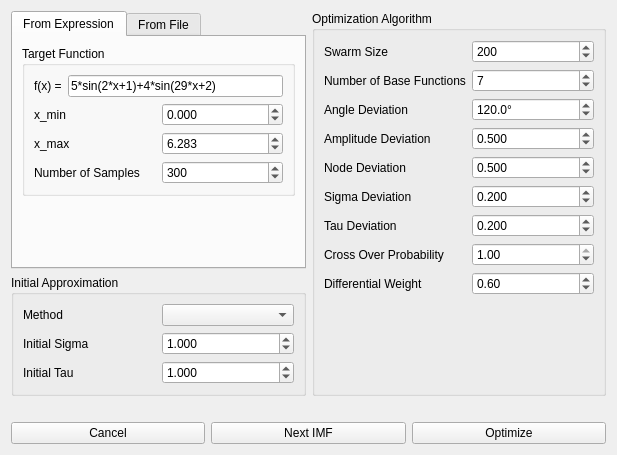
The window that gui_main_window.ui (ralphtandetzky/decompose_imf) describes before a commit, drawn with Qt 5.
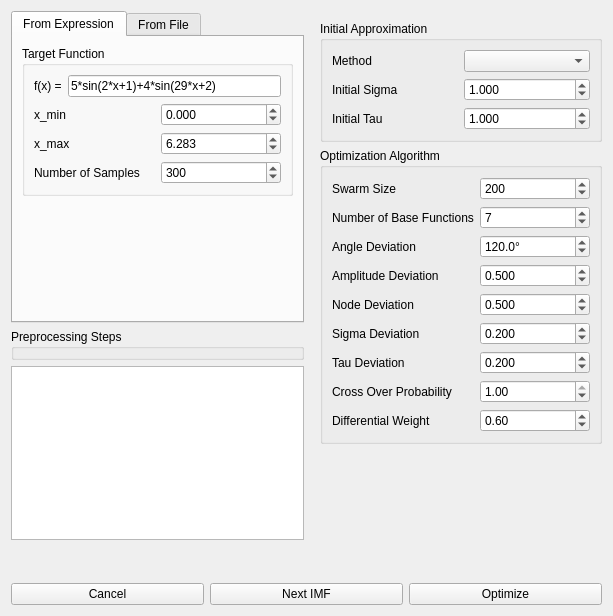
The same window after the commit. The open tabs and pages were chosen to show the change. Icons and pictures are not drawn.

Commit message: Added new windows for preprocessing steps to the gui window.

The edit to the form file:
```diff
--- a/gui_main_window.ui
+++ b/gui_main_window.ui
@@ -6,8 +6,8 @@
    <rect>
     <x>0</x>
     <y>0</y>
-    <width>617</width>
-    <height>455</height>
+    <width>613</width>
+    <height>616</height>
    </rect>
   </property>
   <property name="windowTitle">
@@ -18,6 +18,9 @@
     <layout class="QHBoxLayout" name="horizontalLayout_3">
      <item>
       <layout class="QVBoxLayout" name="verticalLayout_2">
+       <property name="bottomMargin">
+        <number>10</number>
+       </property>
        <item>
         <widget class="QTabWidget" name="samplesTabWidget">
          <property name="currentIndex">
@@ -231,6 +234,31 @@
         </widget>
        </item>
        <item>
+        <widget class="QGroupBox" name="groupBox_4">
+         <property name="title">
+          <string>Preprocessing Steps</string>
+         </property>
+         <zorder>verticalLayoutWidget</zorder>
+        </widget>
+       </item>
+       <item>
+        <widget class="QPlainTextEdit" name="preprocessingTextEdit">
+         <property name="tabChangesFocus">
+          <bool>true</bool>
+         </property>
+        </widget>
+       </item>
+      </layout>
+     </item>
+     <item>
+      <layout class="QVBoxLayout" name="verticalLayout_5">
+       <property name="leftMargin">
+        <number>10</number>
+       </property>
+       <property name="topMargin">
+        <number>10</number>
+       </property>
+       <item>
         <widget class="QGroupBox" name="groupBox_3">
          <property name="title">
           <string>Initial Approximation</string>
@@ -295,26 +323,8 @@
             </property>
            </widget>
           </item>
-          <item row="3" column="0">
-           <spacer name="verticalSpacer_3">
-            <property name="orientation">
-             <enum>Qt::Vertical</enum>
-            </property>
-            <property name="sizeType">
-             <enum>QSizePolicy::Expanding</enum>
-            </property>
-            <property name="sizeHint" stdset="0">
-             <size>
-              <width>20</width>
-              <height>0</height>
-             </size>
-            </property>
-           </spacer>
-          </item>
          </layout>
         </widget>
-       </item>
-      </layout>
      </item>
      <item>
       <widget class="QGroupBox" name="groupBox_2">
@@ -322,7 +332,7 @@
         <string>Optimization Algorithm</string>
        </property>
        <layout class="QGridLayout" name="gridLayout_3" columnstretch="1,1">
-        <item row="0" column="0">
+          <item row="1" column="0">
          <widget class="QLabel" name="label_2">
           <property name="text">
            <string>Swarm Size</string>
@@ -332,7 +342,7 @@
           </property>
          </widget>
         </item>
-        <item row="0" column="1">
+          <item row="1" column="1">
          <widget class="QSpinBox" name="swarmSizeSpinBox">
           <property name="minimum">
            <number>4</number>
@@ -345,7 +355,7 @@
           </property>
          </widget>
         </item>
-        <item row="2" column="0">
+          <item row="3" column="0">
          <widget class="QLabel" name="label_8">
           <property name="text">
            <string>Angle Deviation</string>
@@ -355,7 +365,7 @@
           </property>
          </widget>
         </item>
-        <item row="6" column="1">
+          <item row="7" column="1">
          <widget class="QDoubleSpinBox" name="tauDevSpinBox">
           <property name="decimals">
            <number>3</number>
@@ -368,7 +378,7 @@
           </property>
          </widget>
         </item>
-        <item row="5" column="1">
+          <item row="6" column="1">
          <widget class="QDoubleSpinBox" name="sigmaDevSpinBox">
           <property name="decimals">
            <number>3</number>
@@ -381,14 +391,14 @@
           </property>
          </widget>
         </item>
-        <item row="1" column="0">
+          <item row="2" column="0">
          <widget class="QLabel" name="label_16">
           <property name="text">
            <string>Number of Base Functions</string>
           </property>
          </widget>
         </item>
-        <item row="1" column="1">
+          <item row="2" column="1">
          <widget class="QSpinBox" name="nBaseFuncsSpinBox">
           <property name="maximum">
            <number>1000</number>
@@ -398,7 +408,14 @@
           </property>
          </widget>
         </item>
-        <item row="2" column="1">
+          <item row="7" column="0">
+           <widget class="QLabel" name="label_15">
+            <property name="text">
+             <string>Tau Deviation</string>
+            </property>
+           </widget>
+          </item>
+          <item row="3" column="1">
          <widget class="QDoubleSpinBox" name="angleDevSpinBox">
           <property name="suffix">
            <string>°</string>
@@ -417,7 +434,7 @@
           </property>
          </widget>
         </item>
-        <item row="3" column="0">
+          <item row="4" column="0">
          <widget class="QLabel" name="label_9">
           <property name="text">
            <string>Amplitude Deviation</string>
@@ -427,14 +444,20 @@
           </property>
          </widget>
         </item>
-        <item row="6" column="0">
-         <widget class="QLabel" name="label_15">
-          <property name="text">
-           <string>Tau Deviation</string>
+          <item row="8" column="1">
+           <widget class="QDoubleSpinBox" name="coSpinBox">
+            <property name="maximum">
+             <double>1.000000000000000</double>
+            </property>
+            <property name="singleStep">
+             <double>0.010000000000000</double>
+            </property>
+            <property name="value">
+             <double>1.000000000000000</double>
           </property>
          </widget>
         </item>
-        <item row="7" column="0">
+          <item row="8" column="0">
          <widget class="QLabel" name="label_3">
           <property name="text">
            <string>Cross Over Probability</string>
@@ -444,7 +467,7 @@
           </property>
          </widget>
         </item>
-        <item row="3" column="1">
+          <item row="4" column="1">
          <widget class="QDoubleSpinBox" name="amplDevSpinBox">
           <property name="decimals">
            <number>3</number>
@@ -460,20 +483,7 @@
           </property>
          </widget>
         </item>
-        <item row="7" column="1">
-         <widget class="QDoubleSpinBox" name="coSpinBox">
-          <property name="maximum">
-           <double>1.000000000000000</double>
-          </property>
-          <property name="singleStep">
-           <double>0.010000000000000</double>
-          </property>
-          <property name="value">
-           <double>1.000000000000000</double>
-          </property>
-         </widget>
-        </item>
-        <item row="8" column="0">
+          <item row="9" column="0">
          <widget class="QLabel" name="label_4">
           <property name="text">
            <string>Differential Weight</string>
@@ -484,20 +494,20 @@
          </widget>
         </item>
         <item row="5" column="0">
-         <widget class="QLabel" name="label_14">
-          <property name="text">
-           <string>Sigma Deviation</string>
-          </property>
-         </widget>
-        </item>
-        <item row="4" column="0">
          <widget class="QLabel" name="label_13">
           <property name="text">
            <string>Node Deviation</string>
           </property>
          </widget>
         </item>
-        <item row="8" column="1">
+          <item row="6" column="0">
+           <widget class="QLabel" name="label_14">
+            <property name="text">
+             <string>Sigma Deviation</string>
+            </property>
+           </widget>
+          </item>
+          <item row="9" column="1">
          <widget class="QDoubleSpinBox" name="dwSpinBox">
           <property name="minimum">
            <double>0.500000000000000</double>
@@ -513,7 +523,7 @@
           </property>
          </widget>
         </item>
-        <item row="4" column="1">
+          <item row="5" column="1">
          <widget class="QDoubleSpinBox" name="nodeDevSpinBox">
           <property name="decimals">
            <number>3</number>
@@ -529,8 +539,11 @@
           </property>
          </widget>
         </item>
-        <item row="9" column="0">
-         <spacer name="verticalSpacer_4">
+         </layout>
+        </widget>
+       </item>
+       <item>
+        <spacer name="verticalSpacer_3">
           <property name="orientation">
            <enum>Qt::Vertical</enum>
           </property>
@@ -546,7 +559,6 @@
          </spacer>
         </item>
        </layout>
-      </widget>
      </item>
     </layout>
    </item>
```
Left out of the diff: 2 changed lines with no effect on the pictures. Lines whose indentation alone changed are shown as unchanged.
